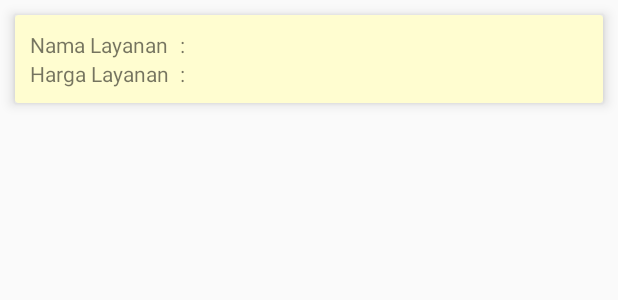
After one commit to voltgizerz/p3l_kelompok3_i, an Android app: the layout layoutlayanan.xml on its own in the app's theme, with its tools: preview values and no code run, on a phone screen of 412 x 824 dp. The commit adds this screen. Shown: the top 300 px of the screen. Run offline under Robolectric (Android 15) with nearby library versions, the phone set to English and light mode, and no system bars.

Commit message:
TAMBAH TAMPIL LAYANAN MASIH BELUM SELESAI

```diff
--- /dev/null
+++ b/app/src/main/java/com/example/p3l_kelompok3_i/adapter/AdapterLayanan.java
@@ -0,0 +1,4 @@
+package com.example.p3l_kelompok3_i.adapter;
+
+public class AdapterLayanan {
+}
--- a/app/src/main/java/com/example/p3l_kelompok3_i/api/ApiProdukInterface.java
+++ b/app/src/main/java/com/example/p3l_kelompok3_i/api/ApiInterface.java
@@ -7,8 +7,7 @@ import retrofit2.http.Field;
 import retrofit2.http.FormUrlEncoded;
 import retrofit2.http.GET;
 
-public interface ApiProdukInterface {
-
+public interface ApiInterface {
 
   @GET("produk/get")
   Call<ResponProduk> getProdukSemua();
--- /dev/null
+++ b/app/src/main/res/layout/layoutlayanan.xml
@@ -0,0 +1,61 @@
+<?xml version="1.0" encoding="utf-8"?>
+
+<androidx.cardview.widget.CardView android:layout_width="match_parent"
+    android:layout_height="wrap_content"
+    xmlns:app="http://schemas.android.com/apk/res-auto"
+    xmlns:tools="http://schemas.android.com/tools"
+    android:layout_margin="10dp"
+    app:cardBackgroundColor="#fffdd0"
+    app:cardElevation="5dp"
+    xmlns:android="http://schemas.android.com/apk/res/android">
+
+    <LinearLayout
+        xmlns:android="http://schemas.android.com/apk/res/android"
+        android:layout_width="match_parent"
+        android:layout_height="match_parent"
+        android:orientation="vertical"
+        android:padding="10dp"
+        tools:context=".DaftarLayanan">
+
+        <LinearLayout
+            android:layout_width="match_parent"
+            android:layout_height="wrap_content"
+            android:orientation="horizontal">
+
+            <TextView
+                android:layout_width="100dp"
+                android:layout_height="wrap_content"
+                android:text="Nama Layanan"/>
+            <TextView
+                android:layout_width="5dp"
+                android:layout_height="wrap_content"
+                android:text=":"/>
+            <TextView
+                android:layout_width="match_parent"
+                android:layout_height="wrap_content"
+                android:text=""
+                android:id="@+id/tvNamaLayanan"/>
+        </LinearLayout>
+
+        <LinearLayout
+            android:layout_width="match_parent"
+            android:layout_height="wrap_content"
+            android:orientation="horizontal">
+
+            <TextView
+                android:layout_width="100dp"
+                android:layout_height="wrap_content"
+                android:text="Harga Layanan"/>
+            <TextView
+                android:layout_width="5dp"
+                android:layout_height="wrap_content"
+                android:text=":"/>
+            <TextView
+                android:layout_width="match_parent"
+                android:layout_height="wrap_content"
+                android:text=""
+                android:id="@+id/tvHargaLayanan"/>
+        </LinearLayout>
+
+    </LinearLayout>
+</androidx.cardview.widget.CardView>
```
Also changed, not shown: app/src/main/java/com/example/p3l_kelompok3_i/DaftarProduk.java (+9 -12 lines), app/src/main/java/com/example/p3l_kelompok3_i/model_jasa_layanan/DataLayanan.java (added, +52 -0 lines), app/src/main/java/com/example/p3l_kelompok3_i/model_jasa_layanan/ResponLayanan.java (added, +16 -0 lines), app/src/main/res/menu/example_menu.xml (+5 -3 lines).
